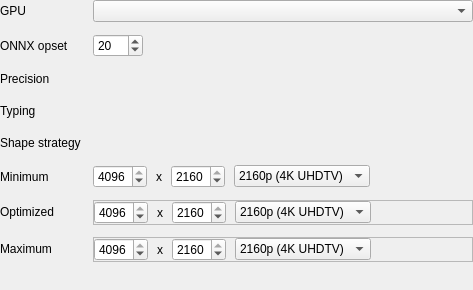
Before: the Qt Designer form ui/designer/ui_tensorrt_conversion_widget.ui in herlegon/hconvert, drawn with Qt 5.
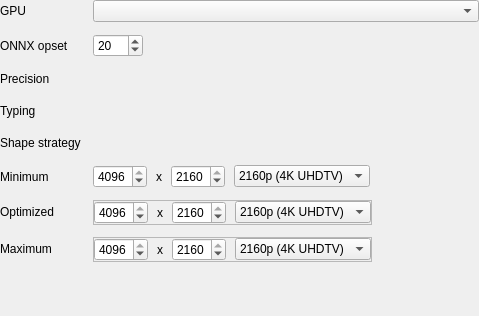
After: the same form once the commit is applied. Custom widgets are drawn as their Qt base class.

```diff
--- a/ui/designer/ui_tensorrt_conversion_widget.ui
+++ b/ui/designer/ui_tensorrt_conversion_widget.ui
@@ -6,8 +6,8 @@
    <rect>
     <x>0</x>
     <y>0</y>
-    <width>473</width>
-    <height>290</height>
+    <width>479</width>
+    <height>316</height>
    </rect>
   </property>
   <property name="windowTitle">
@@ -218,6 +218,12 @@
      </item>
      <item row="5" column="1">
       <widget class="QFrame" name="frame_min">
+       <property name="sizePolicy">
+        <sizepolicy hsizetype="Maximum" vsizetype="Preferred">
+         <horstretch>0</horstretch>
+         <verstretch>0</verstretch>
+        </sizepolicy>
+       </property>
        <property name="frameShape">
         <enum>QFrame::Shape::NoFrame</enum>
        </property>
@@ -323,24 +329,17 @@
           </item>
          </widget>
         </item>
-        <item>
-         <spacer name="horizontalSpacer_min">
-          <property name="orientation">
-           <enum>Qt::Orientation::Horizontal</enum>
-          </property>
-          <property name="sizeHint" stdset="0">
-           <size>
-            <width>47</width>
-            <height>21</height>
-           </size>
-          </property>
-         </spacer>
-        </item>
        </layout>
       </widget>
      </item>
      <item row="6" column="1">
       <widget class="QFrame" name="frame_opt">
+       <property name="sizePolicy">
+        <sizepolicy hsizetype="Maximum" vsizetype="Preferred">
+         <horstretch>0</horstretch>
+         <verstretch>0</verstretch>
+        </sizepolicy>
+       </property>
        <property name="frameShape">
         <enum>QFrame::Shape::StyledPanel</enum>
        </property>
@@ -446,24 +445,17 @@
           </item>
          </widget>
         </item>
-        <item>
-         <spacer name="horizontalSpacer_opt">
-          <property name="orientation">
-           <enum>Qt::Orientation::Horizontal</enum>
-          </property>
-          <property name="sizeHint" stdset="0">
-           <size>
-            <width>0</width>
-            <height>20</height>
-           </size>
-          </property>
-         </spacer>
-        </item>
        </layout>
       </widget>
      </item>
      <item row="7" column="1">
       <widget class="QFrame" name="frame_max">
+       <property name="sizePolicy">
+        <sizepolicy hsizetype="Maximum" vsizetype="Preferred">
+         <horstretch>0</horstretch>
+         <verstretch>0</verstretch>
+        </sizepolicy>
+       </property>
        <property name="frameShape">
         <enum>QFrame::Shape::StyledPanel</enum>
        </property>
@@ -569,19 +561,6 @@
           </item>
          </widget>
         </item>
-        <item>
-         <spacer name="horizontalSpacer_max">
-          <property name="orientation">
-           <enum>Qt::Orientation::Horizontal</enum>
-          </property>
-          <property name="sizeHint" stdset="0">
-           <size>
-            <width>48</width>
-            <height>21</height>
-           </size>
-          </property>
-         </spacer>
-        </item>
        </layout>
       </widget>
      </item>
```
